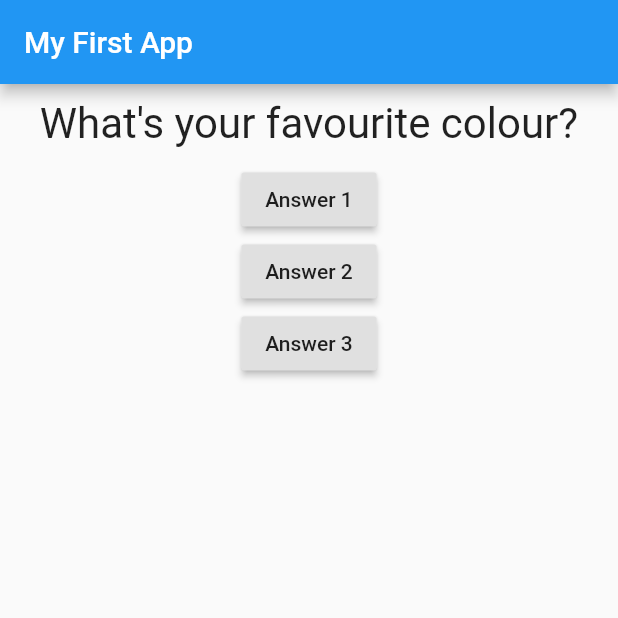
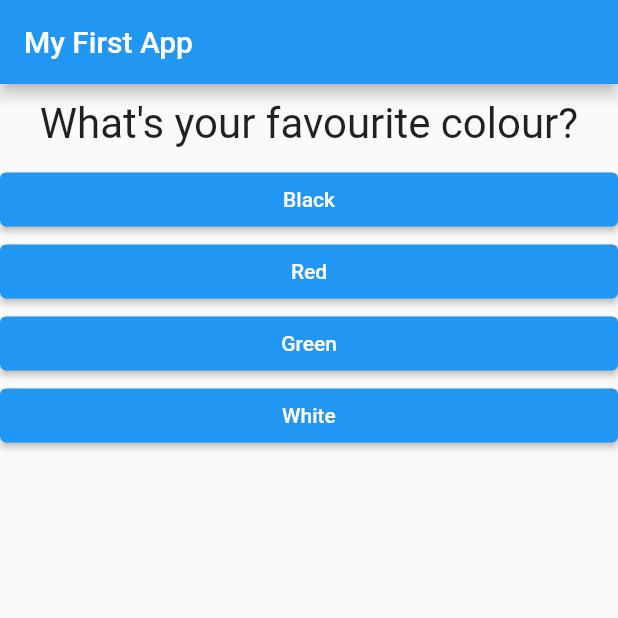
Before and after one commit to stewanoya/flutter_practice1, a Flutter app: the screen it shows after launch, on a phone screen of 412 x 824 dp, the top half of it. Run offline on Flutter 3.47's test engine with Material 2 defaults, Android fonts, the phone set to English and light mode, and no system bars.

Commit message:
Move buttons to seperate dart file and map them onto body children

```diff
--- /dev/null
+++ b/lib/answer.dart
@@ -0,0 +1,19 @@
+import 'package:flutter/material.dart';
+
+class Answer extends StatelessWidget {
+  final Function selectHandler;
+  final String answerText;
+
+  Answer(this.selectHandler, this.answerText);
+
+  @override
+  Widget build(BuildContext context) {
+    return Container(
+      width: double.infinity,
+      child: ElevatedButton(
+        child: Text(answerText),
+        onPressed: selectHandler,
+      ),
+    );
+  }
+}
--- a/lib/main.dart
+++ b/lib/main.dart
@@ -3,6 +3,7 @@
 import 'package:flutter/material.dart';
 
 import './question.dart';
+import './answer.dart';
 // void main() {
 //   runApp(MyApp());
 // }
@@ -31,9 +32,20 @@ class MyAppState extends State<MyApp> {
   // that I'm extending
   // let dart know that the override is deliberate.
   Widget build(BuildContext context) {
+    // a map is like a js object or a ruby hash.
     var questions = [
-      "What's your favourite colour?",
-      "What's your favourite animal?",
+      {
+        "questionText": "What's your favourite colour?",
+        "answers": ["Black", "Red", "Green", "White"]
+      },
+      {
+        "questionText": "What's your favourite animal?",
+        "answers": ["Rabbit", "Snake", "Elephant", "Lion"]
+      },
+      {
+        "questionText": "Who's your favorite Stew?",
+        "answers": ["Stew", "Stew", "Stew", "Stew"]
+      }
     ];
 
     return MaterialApp(
@@ -49,21 +61,15 @@ class MyAppState extends State<MyApp> {
           // flutter figures out the type based on what's in the list.
           children: <Widget>[
             Question(
-              questions[questionIndex],
+              questions[questionIndex]["questionText"],
             ),
-            // raised button is deprecated. ElevatedButton is the replacement.
-            RaisedButton(
-              child: Text("Answer 1"),
-              onPressed: answerQuestion,
-            ),
-            RaisedButton(
-              child: Text("Answer 2"),
-              onPressed: answerQuestion,
-            ),
-            RaisedButton(
-              child: Text("Answer 3"),
-              onPressed: answerQuestion,
-            ),
+            // the spread operator removes the nested array left by the map method
+            // therefore taking each answer widget and adding it to the original
+            // children list.
+            ...(questions[questionIndex]["answers"] as List<String>)
+                .map((answer) {
+              return Answer(answerQuestion, answer);
+            }).toList()
           ],
         ),
       ),
```
